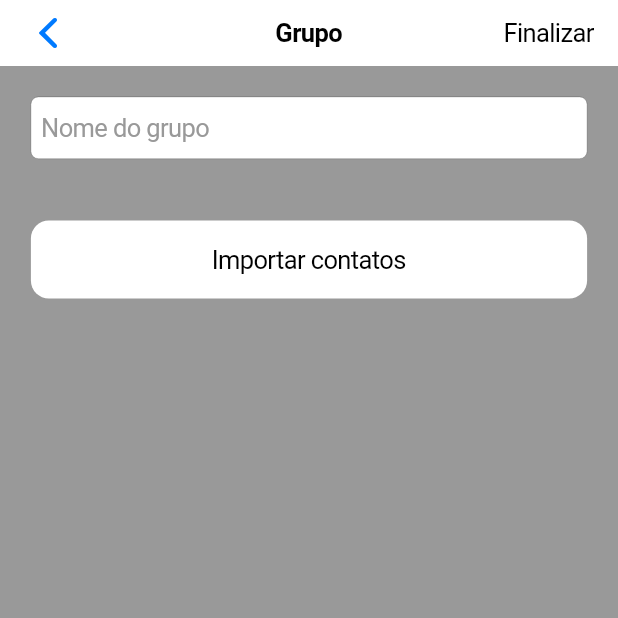
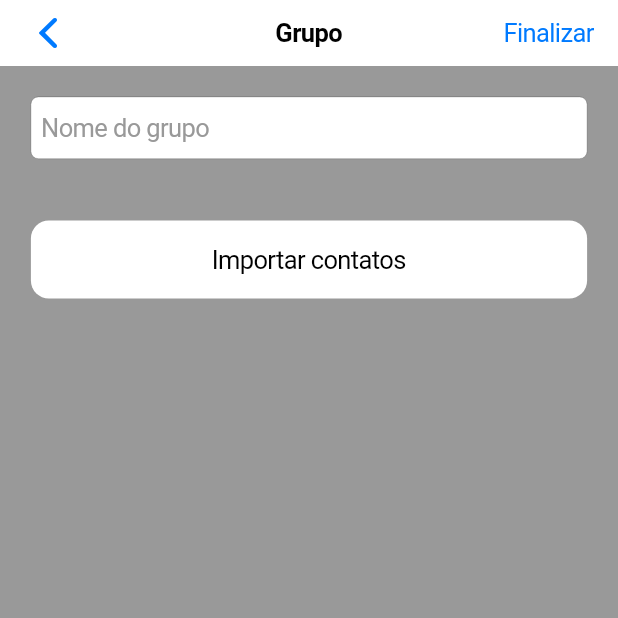
Before and after one commit to kelvingarcia/sorteio_amigo_secreto_whatsapp, a Flutter app: the screen it shows after launch, after a tap on an icon or button, on a phone screen of 412 x 824 dp, the top half of it. Run offline on Flutter 3.47's test engine with Material 2 defaults, Android fonts, the phone set to English and light mode, and no system bars; our stand-ins replace contacts_service, permission_handler, sqflite; accounts and stored records are empty.

Commit message:
criando grupo

```diff
--- a/lib/components/contact_selection.dart
+++ b/lib/components/contact_selection.dart
@@ -1,9 +1,9 @@
 import 'package:flutter/cupertino.dart';
-import 'package:sorteio_amigo_secreto_whatsapp/model/selected_contact.dart';
+import 'package:sorteio_amigo_secreto_whatsapp/model/participante.dart';
 import 'package:sorteio_amigo_secreto_whatsapp/utils/size_utils.dart';
 
 class ContactSelection extends StatelessWidget {
-  final SelectedContact contact;
+  final Participante contact;
 
   const ContactSelection({Key? key, required this.contact}) : super(key: key);
 
--- a/lib/components/group_box.dart
+++ b/lib/components/group_box.dart
@@ -2,7 +2,10 @@ import 'package:flutter/cupertino.dart';
 import 'package:sorteio_amigo_secreto_whatsapp/utils/size_utils.dart';
 
 class BoxGroup extends StatefulWidget {
-  const BoxGroup({Key? key}) : super(key: key);
+  final String? nomeGrupo;
+  final int? quantidadePessoas;
+
+  const BoxGroup({Key? key, String? this.nomeGrupo, int? this.quantidadePessoas}) : super(key: key);
 
   @override
   _BoxGroupState createState() => _BoxGroupState();
@@ -33,12 +36,12 @@ class _BoxGroupState extends State<BoxGroup> {
                   padding: EdgeInsets.only(
                     left: SizeUtils.fromWidth(context, 0.02),
                   ),
-                  child: const Text('Nome do grupo'),
+                  child: Text(widget.nomeGrupo ?? ''),
                 ),
               ],
             ),
             Row(
-              children: const [Text('15'), Icon(CupertinoIcons.right_chevron)],
+              children: [Text(widget.quantidadePessoas.toString()), Icon(CupertinoIcons.right_chevron)],
             ),
           ],
         ),
--- a/lib/database/participante_dao.dart
+++ b/lib/database/participante_dao.dart
@@ -54,7 +54,7 @@ class ParticipanteDao {
       var id = int.parse([_id].toString());
       var nome = row[_nome].toString();
       var numero = row[_numero].toString();
-      var participante = Participante(id, nome, numero);
+      var participante = Participante(id, nome, numero, '');
       participantes.add(participante);
     }
     return participantes;
--- a/lib/main.dart
+++ b/lib/main.dart
@@ -1,6 +1,7 @@
 import 'package:flutter/cupertino.dart';
 import 'package:sorteio_amigo_secreto_whatsapp/screens/create_group.dart';
 import 'components/group_box.dart';
+import 'model/grupo.dart';
 
 void main() => runApp(const MyApp());
 
@@ -26,6 +27,8 @@ class MyHomePage extends StatefulWidget {
 }
 
 class _MyHomePageState extends State<MyHomePage> {
+  final List<Grupo> _grupos = [];
+
   @override
   Widget build(BuildContext context) {
     return CupertinoPageScaffold(
@@ -39,12 +42,17 @@ class _MyHomePageState extends State<MyHomePage> {
               ),
             ),
             trailing: GestureDetector(
-                onTap: () => Navigator.push(
-                      context,
-                      CupertinoPageRoute(
-                        builder: (context) => CreateGroup(),
-                      ),
+                onTap: () async {
+                  final Grupo grupo = await Navigator.push(
+                    context,
+                    CupertinoPageRoute(
+                      builder: (context) => CreateGroup(),
                     ),
+                  );
+                  setState(() {
+                    _grupos.add(grupo);
+                  });
+                },
                 child: Icon(CupertinoIcons.add)),
             largeTitle: Text('Amigo Secreto'),
           ),
@@ -57,12 +65,15 @@ class _MyHomePageState extends State<MyHomePage> {
           SliverList(
             delegate: SliverChildBuilderDelegate(
               (BuildContext context, int index) {
-                return const Padding(
+                return Padding(
                   padding: EdgeInsets.all(24.0),
-                  child: BoxGroup(),
+                  child: BoxGroup(
+                    nomeGrupo: _grupos[index].nome,
+                    quantidadePessoas: _grupos[index].participantes.length,
+                  ),
                 );
               },
-              childCount: 20,
+              childCount: _grupos.length,
             ),
           )
         ],
--- a/lib/model/participante.dart
+++ b/lib/model/participante.dart
@@ -2,6 +2,7 @@ class Participante {
   final int id;
   final String nome;
   final String numero;
+  final String pessoaSorteada;
 
-  Participante(this.id, this.nome, this.numero);
+  Participante(this.id, this.nome, this.numero, this.pessoaSorteada);
 }
--- a/lib/model/selected_contact.dart
+++ /dev/null
@@ -1,8 +0,0 @@
-class SelectedContact {
-  final int id;
-  final String nome;
-  final String numero;
-  final String pessoaSorteada;
-
-  SelectedContact(this.id, this.nome, this.numero, this.pessoaSorteada);
-}
--- a/lib/screens/create_group.dart
+++ b/lib/screens/create_group.dart
@@ -2,7 +2,8 @@ import 'package:contacts_service/contacts_service.dart';
 import 'package:flutter/cupertino.dart';
 import 'package:permission_handler/permission_handler.dart';
 import 'package:sorteio_amigo_secreto_whatsapp/components/contact_selection.dart';
-import 'package:sorteio_amigo_secreto_whatsapp/model/selected_contact.dart';
+import 'package:sorteio_amigo_secreto_whatsapp/model/grupo.dart';
+import 'package:sorteio_amigo_secreto_whatsapp/model/participante.dart';
 import 'package:sorteio_amigo_secreto_whatsapp/screens/select_contacts.dart';
 import 'package:sorteio_amigo_secreto_whatsapp/utils/size_utils.dart';
 
@@ -15,7 +16,7 @@ class CreateGroup extends StatefulWidget {
 
 class _CreateGroupState extends State<CreateGroup> {
   late TextEditingController _textController;
-  List<SelectedContact> contactList = [];
+  List<Participante> contactList = [];
 
   @override
   void initState() {
@@ -32,7 +33,15 @@ class _CreateGroupState extends State<CreateGroup> {
           child: const Icon(CupertinoIcons.back),
         ),
         middle: const Text('Grupo'),
-        trailing: const Text('Finalizar'),
+        trailing: GestureDetector(
+          onTap: () {
+            Navigator.pop(context, Grupo(0, _textController.text, contactList));
+          },
+          child: const Text(
+            'Finalizar',
+            style: TextStyle(color: CupertinoColors.activeBlue),
+          ),
+        ),
       ),
       child: SafeArea(
         child: Container(
@@ -69,7 +78,7 @@ class _CreateGroupState extends State<CreateGroup> {
                           debugPrint('granted');
                           List<Contact> contacts =
                               await ContactsService.getContacts();
-                          final SelectedContact contact = await Navigator.push(
+                          final Participante contact = await Navigator.push(
                             context,
                             CupertinoPageRoute(
                               builder: (context) =>
--- a/lib/screens/select_contacts.dart
+++ b/lib/screens/select_contacts.dart
@@ -1,7 +1,7 @@
 import 'package:contacts_service/contacts_service.dart';
 import 'package:flutter/cupertino.dart';
 import 'package:flutter/material.dart';
-import 'package:sorteio_amigo_secreto_whatsapp/model/selected_contact.dart';
+import 'package:sorteio_amigo_secreto_whatsapp/model/participante.dart';
 import 'package:sorteio_amigo_secreto_whatsapp/utils/size_utils.dart';
 
 class SelectContacts extends StatefulWidget {
@@ -78,7 +78,7 @@ class _SelectContactsState extends State<SelectContacts> {
                                   child: const Text('Adicionar número'),
                                   onPressed: () {
                                     Navigator.pop(context);
-                                    Navigator.pop(context, SelectedContact(0, widget.contactList[index].displayName!, _selectedValue, ''));
+                                    Navigator.pop(context, Participante(0, widget.contactList[index].displayName!, _selectedValue, ''));
                                   },
                                 ),
                               ],
```
